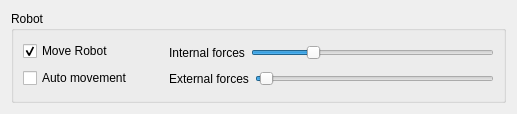
First picture: the form in components/newSocialNavigationAgent/src/mainUI.ui, repository robocomp/robocomp-viriato, before the edit.
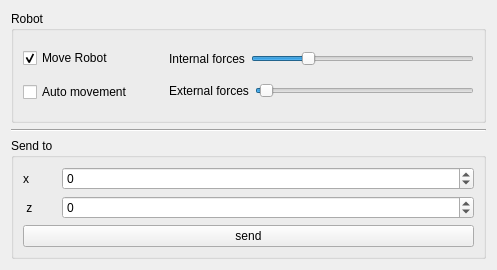
Second picture: the form after the edit.

Commit message: added new  method to send the robot to a specific position

Diff of the .ui file:
```diff
--- a/components/newSocialNavigationAgent/src/mainUI.ui
+++ b/components/newSocialNavigationAgent/src/mainUI.ui
@@ -6,8 +6,8 @@
    <rect>
     <x>0</x>
     <y>0</y>
-    <width>517</width>
-    <height>114</height>
+    <width>497</width>
+    <height>270</height>
    </rect>
   </property>
   <property name="windowTitle">
@@ -115,6 +115,67 @@
      </layout>
     </widget>
    </item>
+   <item>
+    <widget class="Line" name="line">
+     <property name="orientation">
+      <enum>Qt::Horizontal</enum>
+     </property>
+    </widget>
+   </item>
+   <item>
+    <widget class="QGroupBox" name="groupBox">
+     <property name="title">
+      <string>Send to</string>
+     </property>
+     <layout class="QVBoxLayout" name="verticalLayout">
+      <item>
+       <layout class="QFormLayout" name="formLayout">
+        <item row="0" column="0">
+         <widget class="QLabel" name="label">
+          <property name="text">
+           <string>x       </string>
+          </property>
+         </widget>
+        </item>
+        <item row="1" column="0">
+         <widget class="QLabel" name="label_2">
+          <property name="text">
+           <string> z       </string>
+          </property>
+         </widget>
+        </item>
+        <item row="0" column="1">
+         <widget class="QSpinBox" name="x_spinbox">
+          <property name="minimum">
+           <number>-10000</number>
+          </property>
+          <property name="maximum">
+           <number>10000</number>
+          </property>
+         </widget>
+        </item>
+        <item row="1" column="1">
+         <widget class="QSpinBox" name="z_spinbox">
+          <property name="minimum">
+           <number>-10000</number>
+          </property>
+          <property name="maximum">
+           <number>10000</number>
+          </property>
+         </widget>
+        </item>
+       </layout>
+      </item>
+      <item>
+       <widget class="QPushButton" name="send_button">
+        <property name="text">
+         <string>send</string>
+        </property>
+       </widget>
+      </item>
+     </layout>
+    </widget>
+   </item>
   </layout>
  </widget>
  <resources/>
```
The commit also changes 3 other files.
